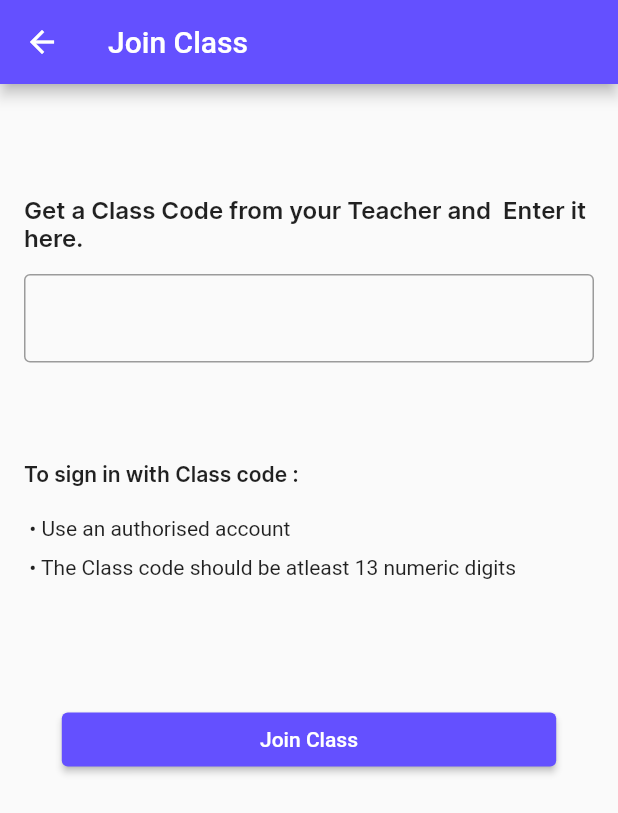
After one commit to kanhaiyachatla/digiatt_flutter, a Flutter app: the JoinClass screen opened directly, on a phone screen of 412 x 824 dp. The commit adds this screen. Shown: the top 813 px of the screen. Run offline on Flutter 3.47's test engine with Material 2 defaults, Android fonts, the phone set to English and light mode, and no system bars; our stand-ins replace cloud_firestore, email_validator, firebase_auth, firebase_core, firebase_storage, flutter_speed_dial and 2 more; accounts and stored records are empty.

Commit message:
modified create class database, created join class, edited login and registration page. class creation and join database completed need to add list view to show classes

```diff
--- /dev/null
+++ b/lib/Screens/JoinClass.dart
@@ -0,0 +1,132 @@
+import 'package:cloud_firestore/cloud_firestore.dart';
+import 'package:digiatt/main.dart';
+import 'package:firebase_auth/firebase_auth.dart';
+import 'package:flutter/material.dart';
+
+class JoinClass extends StatefulWidget {
+  const JoinClass({Key? key}) : super(key: key);
+
+  @override
+  State<JoinClass> createState() => _JoinClassState();
+}
+
+var cuser = FirebaseAuth.instance.currentUser!;
+final FormKey = GlobalKey<FormState>();
+final _code = TextEditingController();
+
+class _JoinClassState extends State<JoinClass> {
+  @override
+  Widget build(BuildContext context) {
+    Size size = MediaQuery.of(context).size;
+    return Scaffold(
+      appBar: AppBar(
+        title: Text('Join Class'),
+      ),
+      body: SingleChildScrollView(
+        child: Padding(
+          padding: const EdgeInsets.all(16.0),
+          child: Column(
+            crossAxisAlignment: CrossAxisAlignment.start,
+            children: [
+              SizedBox(
+                height: size.height * 0.07,
+              ),
+              Text(
+                'Get a Class Code from your Teacher and  Enter it here. ',
+                style: TextStyle(
+                    fontFamily: 'Inter',
+                    fontSize: 16,
+                    fontWeight: FontWeight.w600),
+              ),
+              SizedBox(
+                height: 15,
+              ),
+              Form(
+                key: FormKey,
+                child: TextFormField(
+                  autovalidateMode: AutovalidateMode.onUserInteraction,
+                  keyboardType: TextInputType.number,
+                  controller: _code,
+                  decoration: InputDecoration(
+                    border: OutlineInputBorder(),
+                  ),
+                  validator: (value) => (value!.isEmpty || value.length < 13)
+                      ? 'Enter Valid Code'
+                      : null,
+                ),
+              ),
+              SizedBox(
+                height: size.height * 0.08,
+              ),
+              Text(
+                'To sign in with Class code : ',
+                style: TextStyle(
+                    fontFamily: 'Inter',
+                    fontSize: 14,
+                    fontWeight: FontWeight.w600),
+              ),
+              SizedBox(
+                height: 20,
+              ),
+              Text(' • Use an authorised account'),
+              SizedBox(
+                height: 10,
+              ),
+              Text(' • The Class code should be atleast 13 numeric digits'),
+              SizedBox(
+                height: size.height * 0.1,
+              ),
+              Center(
+                child: Container(
+                  width: size.width * 0.80,
+                  child: ElevatedButton(
+                    onPressed: () {
+                      if(FormKey.currentState!.validate())
+                      JoinClass1(_code.text.trim());
+                    },
+                    child: Text('Join Class'),
+                  ),
+                ),
+              )
+            ],
+          ),
+        ),
+      ),
+    );
+  }
+  Future JoinClass1(String code) async {
+    showDialog(
+        context: NavigatorKey.currentContext!,
+        barrierDismissible: false,
+        builder: (context) => Center(
+          child: CircularProgressIndicator(),
+        ));
+
+
+
+    var classRef = FirebaseFirestore.instance.collection('Classes').doc(code);
+    var classSnap = await FirebaseFirestore.instance.collection('Classes').doc(code).get();
+    if(classSnap.exists){
+      var userSnap = await classRef.collection('members').doc(cuser.uid).get();
+      if(userSnap.exists){
+        snackbarKey.currentState!.showSnackBar(SnackBar(content: Text('You are already a member of this class')));
+        Navigator.of(context).pop();
+      }else{
+        var map = await FirebaseFirestore.instance.collection('Users').doc(cuser.uid).get();
+        await classRef.collection('members').doc(cuser.uid).set(map.data()!);
+        try {
+          await FirebaseFirestore.instance.collection("Users").doc(cuser.uid).collection('inGroup').doc(code).set(classSnap.data()!);
+        } on FirebaseException catch (e) {
+          snackbarKey.currentState!.showSnackBar(SnackBar(content: Text(e.message!)));
+        }
+        snackbarKey.currentState!.showSnackBar(SnackBar(content: Text('Class Joined Successfully')));
+        Navigator.of(context).pop();
+      }
+
+    }else{
+      snackbarKey.currentState!.showSnackBar(SnackBar(content: Text("Class Doesn't Exists. Check the code and try again. ")));
+      Navigator.of(context).pop();
+    }
+
+  }
+}
--- a/lib/main.dart
+++ b/lib/main.dart
@@ -1,5 +1,7 @@
 import 'package:digiatt/Screens/HomeScreen.dart';
 import 'package:digiatt/Screens/LoginScreen.dart';
+import 'package:digiatt/Screens/SignupScreen.dart';
+import 'package:digiatt/Screens/SignupSelect.dart';
 import 'package:digiatt/Screens/VerifyEmailScreen.dart';
 import 'package:digiatt/methods/googlesigninprovider.dart';
 import 'package:firebase_auth/firebase_auth.dart';
@@ -66,7 +68,7 @@ class MyApp extends StatelessWidget {
             if(snapshot.hasData){
               return VerifyEmailScreen();
             }else{
-              return LoginScreen();
+              return SignupSelect();
             }
           },
         )
--- a/lib/methods/googlesigninprovider.dart
+++ b/lib/methods/googlesigninprovider.dart
@@ -12,7 +12,7 @@ class GoogleSignInProvider extends ChangeNotifier {
 
   GoogleSignInAccount get user => _user!;
 
-  Future googleLogin(BuildContext context) async {
+  Future googleLogin(BuildContext context, String role) async {
     final googleUser = await googleSignIn.signIn();
     if (googleUser == null) return;
     _user = googleUser;
@@ -31,6 +31,7 @@ class GoogleSignInProvider extends ChangeNotifier {
                  'email' : _user!.email,
                  'name' : _user!.displayName,
                  'photourl' : _user!.photoUrl,
+                 'role' : role
                }).then((value) => {
              Navigator.of(context).pushReplacement(
                  MaterialPageRoute(builder: (context) => HomeScreen()))
--- a/pubspec.yaml
+++ b/pubspec.yaml
@@ -41,6 +41,7 @@ dependencies:
   image_picker: ^0.8.6
   firebase_auth: ^4.2.4
   firebase_storage: ^11.0.10
+  flutter_speed_dial: ^6.2.0
   email_validator: ^2.1.17
   cloud_firestore: ^4.3.1
   google_sign_in: ^5.4.2
```
Also changed, not shown: lib/Screens/CreateGroup.dart (+3 -5 lines), lib/Screens/HomeScreen.dart (+71 -23 lines), lib/Screens/LoginScreen.dart (+1 -22 lines), lib/Screens/SignupScreen.dart (+28 -1 lines), pubspec.lock.
